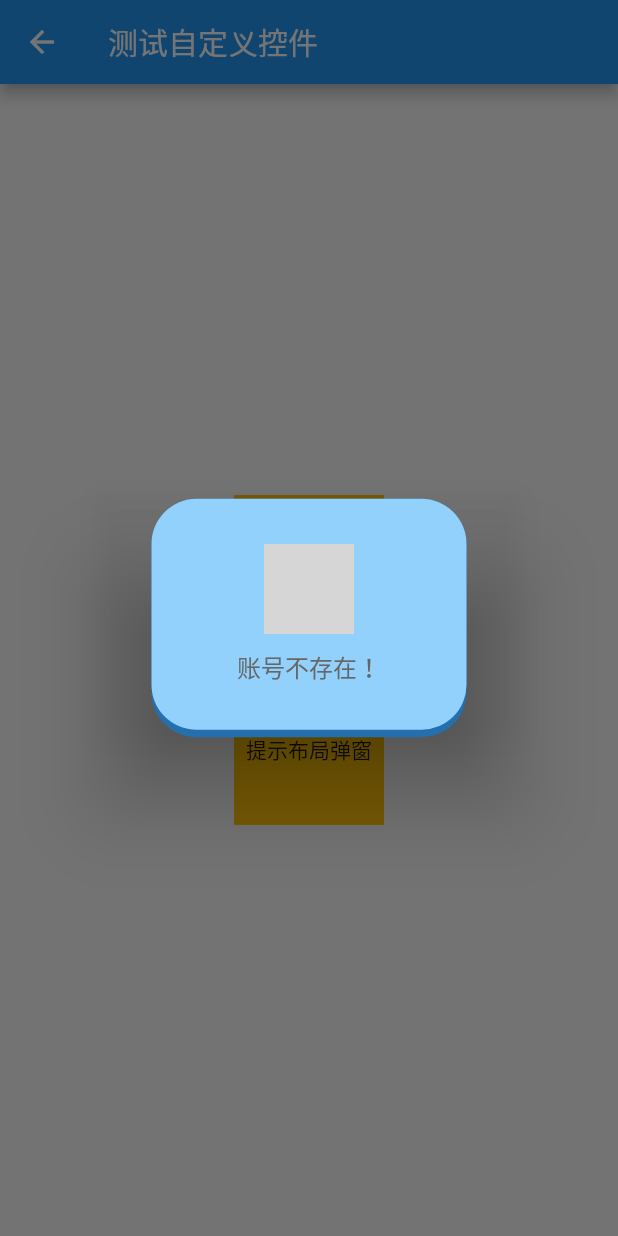
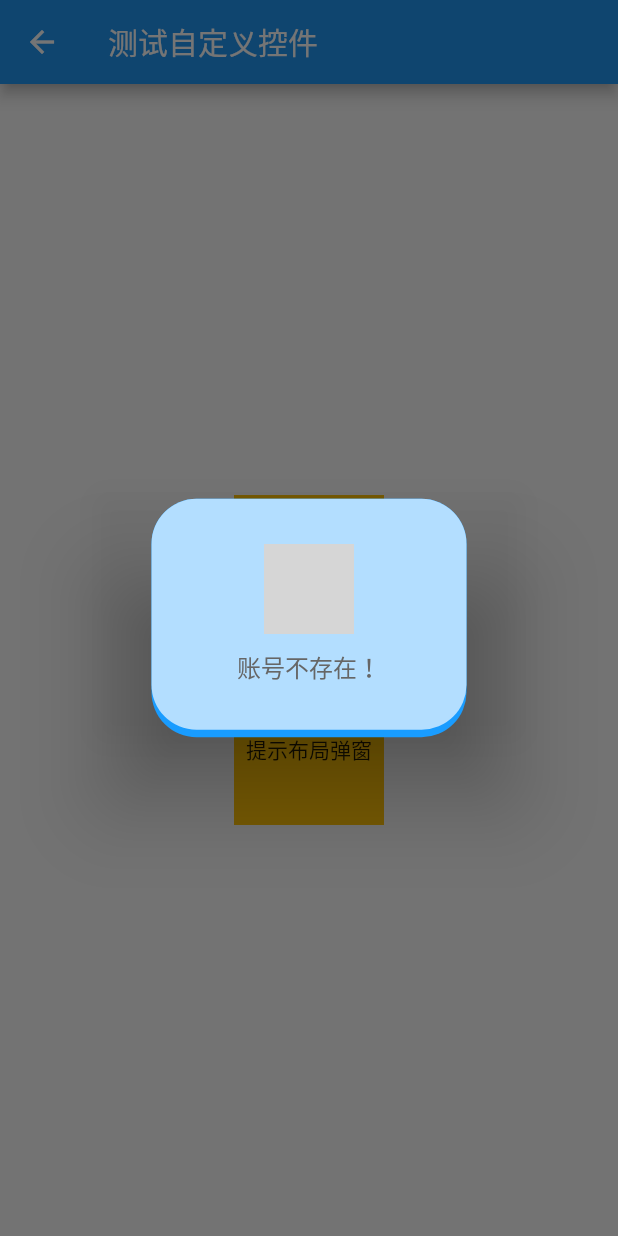
Before and after one commit to 9527001/reading_widgets, a Flutter app: the TestPopupPage screen opened by its route, after a tap on "提示布局弹窗", on a phone screen of 412 x 824 dp. Run offline on Flutter 3.47's test engine with Material 2 defaults, Android fonts, the phone set to English and light mode, and no system bars; missing offline and left inert: jvtd_list, jvtd_uikit; grey boxes are pictures that could not be loaded.

Commit message:
颜色修改

```diff
--- a/lib/src/config/reading_color.dart
+++ b/lib/src/config/reading_color.dart
@@ -57,12 +57,23 @@ class RdColors{
   static const Color COLOR_404040 = Color(0xff404040);
   static const Color COLOR_B6B6B6 = Color(0xffb6b6b6);
 
-  static const Color COLOR_2470AF = Color(0xff2470AF);
-  static const Color COLOR_3CA7FB = Color(0xff3CA7FB);
-  static const Color COLOR_92D1FC = Color(0xff92D1FC);
+//  static const Color COLOR_2470AF = Color(0xff2470AF);
+//  static const Color COLOR_3CA7FB = Color(0xff3CA7FB);
+//  static const Color COLOR_92D1FC = Color(0xff92D1FC);
+//  static const Color COLOR_FFA80A = Color(0xffFFA80A);
   static const Color COLOR_E4F4FE = Color(0xffE4F4FE);
-  static const Color COLOR_FFA80A = Color(0xffFFA80A);
+  static const Color COLOR_199CFF = Color(0xff199CFF);
+  static const Color COLOR_4DB2FF = Color(0xff4DB2FF);
+  static const Color COLOR_B3DEFF = Color(0xffB3DEFF);
+  static const Color COLOR_FFA707 = Color(0xffFFA707);
   static const Color COLOR_FCE6B4 = Color(0xffFCE6B4);
+  static const Color COLOR_636679 = Color(0xff636679);
+  static const Color COLOR_CCE9FF = Color(0xffCCE9FF);
+  static const Color COLOR_FF6224 = Color(0xffFF6224);
+  static const Color COLOR_32A7FF = Color(0xff32A7FF);
+  static const Color COLOR_DDDDDD = Color(0xffDDDDDD);
+  static const Color COLOR_898A95 = Color(0xff898A95);
+
 
 
 
--- a/lib/src/custom/reading_popup.dart
+++ b/lib/src/custom/reading_popup.dart
@@ -22,9 +22,9 @@ class RdPopUp {
   ///[type]显示不同眼睛 0代表全部 1代表只看正确 2代表只看错误
   static Widget popup({
     EdgeInsets edgeInsets = const EdgeInsets.all(0),
-    Color bgOneColors = RdColors.COLOR_2470AF,
-    Color bgTwoColors = RdColors.COLOR_3CA7FB,
-    Color bgThreeColors = RdColors.COLOR_92D1FC,
+    Color bgOneColors = RdColors.COLOR_199CFF,
+    Color bgTwoColors = RdColors.COLOR_4DB2FF,
+    Color bgThreeColors = RdColors.COLOR_B3DEFF,
     Color bgFourColors = RdColors.COLOR_E4F4FE,
     @required String title,
     double titleTop = 15.0,
@@ -166,7 +166,7 @@ class RdPopUp {
     double pointImageWidth,
     double pointImageHeight,
     @required String pointTitle,
-    Color bgOneColors = RdColors.COLOR_92D1FC,
+    Color bgOneColors = RdColors.COLOR_FFA707,
     Color bgTwoColors = RdColors.COLOR_FFF,
   }) {
     return AlertDialog(
--- a/reading_example/lib/page/test_popup_page.dart
+++ b/reading_example/lib/page/test_popup_page.dart
@@ -54,7 +54,7 @@ class _TestPopupPageState extends State<TestPopupPage> {
   }
 
   Widget _pointPo(){
-    return RdPopUp.pointPopup(pointImage: RdImages.RADIO_SELECT,pointTitle: '账号不存在！',bgTwoColors: RdColors.COLOR_92D1FC,bgOneColors: RdColors.COLOR_2470AF,pointImageWidth: 60,pointImageHeight: 60);
+    return RdPopUp.pointPopup(pointImage: RdImages.RADIO_SELECT,pointTitle: '账号不存在！',bgTwoColors: RdColors.COLOR_B3DEFF,bgOneColors: RdColors.COLOR_199CFF,pointImageWidth: 60,pointImageHeight: 60);
   }
   Widget _pop(){
     return Container(
```
